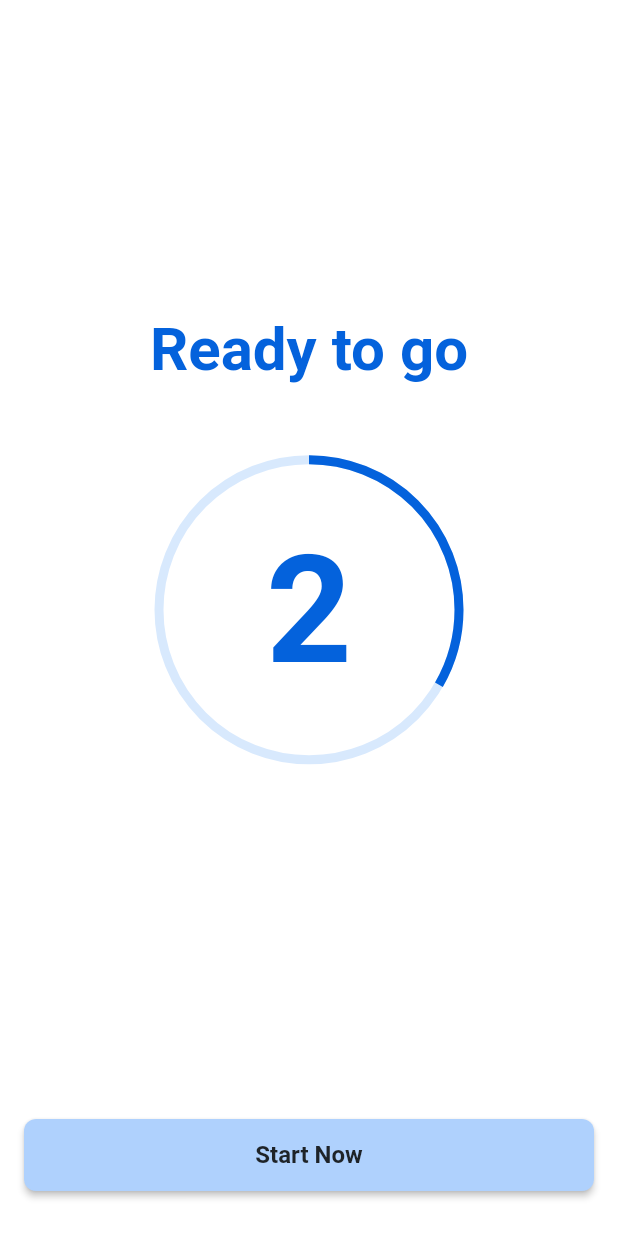
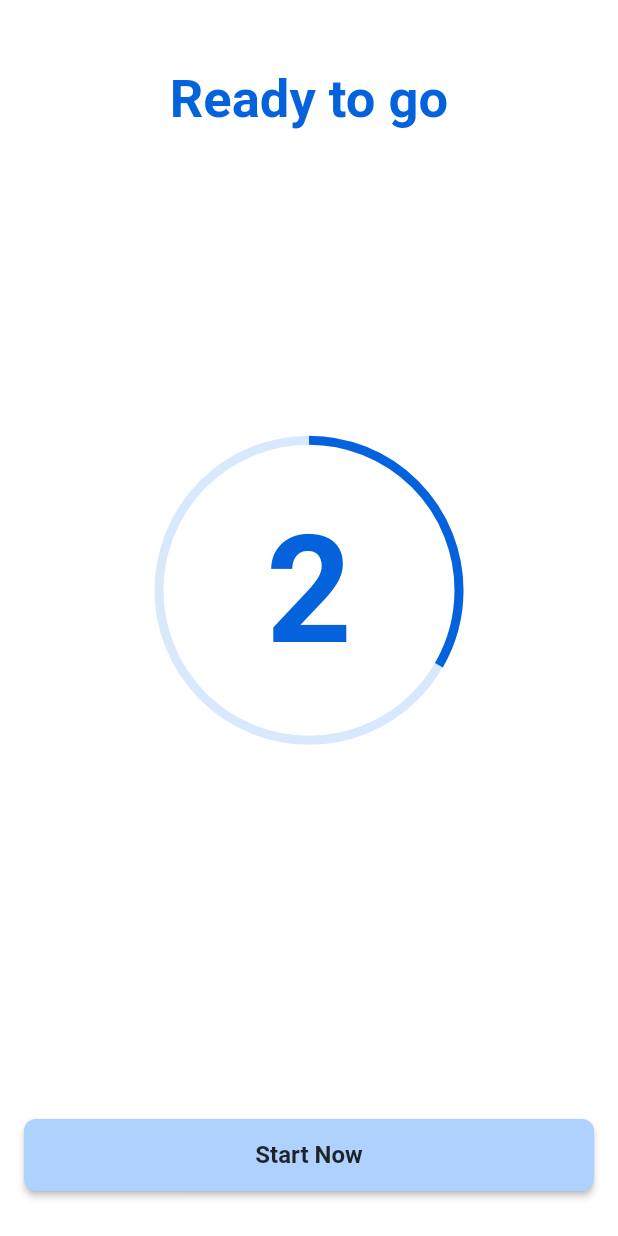
Before and after one commit to DATN-LYN/app-user-fitness, a Flutter app: the ProgramDetailPage screen opened by its route, after a tap on the "play arrow" icon, on a phone screen of 412 x 824 dp. Run offline on Flutter 3.47's test engine with Material 2 defaults, Android fonts, the phone set to English and light mode, and no system bars; our stand-ins replace adaptive_dialog, auto_route, built_collection, built_value, cached_network_image, flutter_form_builder and 13 more; missing offline and left inert: cloudinary_flutter, cloudinary_public, ferry, ferry_exec, ferry_hive_store, gql_code_builder and 5 more; accounts and stored records are empty; generated files the repository leaves out were written again; network calls fail; statements that could not run were skipped.

```diff
--- a/fitness_app/lib/global/gen/assets.gen.dart
+++ b/fitness_app/lib/global/gen/assets.gen.dart
@@ -11,6 +11,9 @@ import 'package:flutter/widgets.dart';
 
 class $AssetsImagesGen {
   const $AssetsImagesGen();
+
+  /// File path: assets/images/finish.png
+  AssetGenImage get finish => const AssetGenImage('assets/images/finish.png');
 
   /// File path: assets/images/intro1.png
   AssetGenImage get intro1 => const AssetGenImage('assets/images/intro1.png');
@@ -33,7 +36,7 @@ class $AssetsImagesGen {
 
   /// List of all assets
   List<AssetGenImage> get values =>
-      [intro1, intro2, intro3, logo, logoContainer, running];
+      [finish, intro1, intro2, intro3, logo, logoContainer, running];
 }
 
 class Assets {
--- a/fitness_app/lib/global/routers/app_router.dart
+++ b/fitness_app/lib/global/routers/app_router.dart
@@ -12,6 +12,7 @@ import 'package:fitness_app/modules/splash/splash_page.dart';
 import 'package:fitness_app/modules/type/type_detail_page.dart';
 import 'package:flutter/material.dart';
 
+import '../../modules/exercise/finish_page.dart';
 import '../../modules/intro/onboard_page.dart';
 import '../../modules/main/main_page.dart';
 
@@ -40,6 +41,7 @@ part 'app_router.gr.dart';
     AutoRoute(page: TypeDetailPage),
     AutoRoute(page: ExerciseDetailPage),
     AutoRoute(page: CountdownTimerPage),
+    AutoRoute(page: FinishPage),
   ],
 )
 class AppRouter extends _$AppRouter {}
--- a/fitness_app/lib/global/widgets/countdown_timer_page.dart
+++ b/fitness_app/lib/global/widgets/countdown_timer_page.dart
@@ -12,10 +12,12 @@ class CountdownTimerPage extends StatefulWidget {
     super.key,
     this.initialDuration = const Duration(seconds: 3),
     this.isBreak = false,
+    this.exerciseCount,
   });
 
   final Duration initialDuration;
   final bool isBreak;
+  final String? exerciseCount;
 
   @override
   State<CountdownTimerPage> createState() => _CountdownTimerPageState();
@@ -56,22 +58,38 @@ class _CountdownTimerPageState extends State<CountdownTimerPage> {
     return Scaffold(
       backgroundColor: AppColors.white,
       body: SafeArea(
-        child: Center(
+        child: Padding(
+          padding: const EdgeInsets.all(16),
           child: Column(
-            mainAxisAlignment: MainAxisAlignment.center,
+            crossAxisAlignment: widget.isBreak
+                ? CrossAxisAlignment.start
+                : CrossAxisAlignment.center,
             children: [
+              const SizedBox(height: 30),
               Text(
                 widget.isBreak
-                    ? i18n.countdown_BreakTime
+                    ? '${i18n.countdown_BreakTime},'
                     : i18n.countdown_ReadyToGo,
                 style: const TextStyle(
-                  fontSize: 40,
+                  fontSize: 35,
                   color: AppColors.primaryBold,
                   fontWeight: FontWeight.w700,
                 ),
               ),
-              const SizedBox(height: 50),
-              Stack(
+              if (widget.isBreak) ...[
+                const SizedBox(height: 8),
+                Text(
+                  i18n.countdown_WalkAround,
+                  style: const TextStyle(
+                    fontSize: 30,
+                    color: AppColors.primaryBold,
+                    fontWeight: FontWeight.w500,
+                  ),
+                ),
+              ],
+              const Spacer(),
+              Center(
+                child: Stack(
                   alignment: Alignment.center,
                   children: [
                     SizedBox.square(
@@ -97,6 +115,35 @@ class _CountdownTimerPageState extends State<CountdownTimerPage> {
                     ),
                   ],
                 ),
+              ),
+              if (widget.isBreak) ...[
+                const SizedBox(height: 32),
+                Center(
+                  child: Text(
+                    i18n.countdown_YouHaveFinishCountEx(
+                      widget.exerciseCount.toString(),
+                    ),
+                    textAlign: TextAlign.center,
+                    style: const TextStyle(
+                      color: AppColors.primaryBold,
+                      fontSize: 16,
+                      fontWeight: FontWeight.w600,
+                    ),
+                  ),
+                ),
+                Center(
+                  child: Text(
+                    i18n.countdown_DoNotForgetToDrinkWater,
+                    textAlign: TextAlign.center,
+                    style: const TextStyle(
+                      color: AppColors.primaryBold,
+                      fontSize: 16,
+                      fontWeight: FontWeight.w600,
+                    ),
+                  ),
+                ),
+              ],
+              const Spacer(),
             ],
           ),
         ),
--- a/fitness_app/lib/modules/main/modules/settings/setting_page.dart
+++ b/fitness_app/lib/modules/main/modules/settings/setting_page.dart
@@ -35,7 +35,7 @@ class _SettingPageState extends State<SettingPage> {
         values: i18n.language,
       ),
     );
-    if (data != provider.appSettings.locale.getLabel(i18n)) {
+    if (data != null && data != provider.appSettings.locale.getLabel(i18n)) {
       if (mounted) {
         if (data == i18n.language[1]) {
           provider.changeLocale(AppLocale.viVN);
--- a/fitness_app/lib/modules/main/modules/social/widgets/message_widget.dart
+++ b/fitness_app/lib/modules/main/modules/social/widgets/message_widget.dart
@@ -20,7 +20,7 @@ class MessageWidget extends StatelessWidget {
       alignment: isSender ? Alignment.centerRight : Alignment.centerLeft,
       child: Row(
         mainAxisSize: MainAxisSize.min,
-        crossAxisAlignment: CrossAxisAlignment.end,
+        crossAxisAlignment: CrossAxisAlignment.start,
         children: [
           if (!isSender) ...[
             const SizedBox(width: 8),
--- a/fitness_app/lib/modules/program/program_detail_page.dart
+++ b/fitness_app/lib/modules/program/program_detail_page.dart
@@ -112,12 +112,11 @@ class _ProgramDetailPageState extends State<ProgramDetailPage> {
                     ),
                   ),
                   const SizedBox(height: 16),
-                  ListView.separated(
+                  ListView.builder(
                     shrinkWrap: true,
                     physics: const NeverScrollableScrollPhysics(),
                     itemCount: 10,
                     itemBuilder: (_, __) => const ExerciseTile(),
-                    separatorBuilder: (_, __) => const SizedBox(height: 16),
                   ),
                 ],
               ),
--- a/fitness_app/lib/modules/program/widgets/exercise_tile.dart
+++ b/fitness_app/lib/modules/program/widgets/exercise_tile.dart
@@ -1,5 +1,6 @@
 import 'package:cached_network_image/cached_network_image.dart';
 import 'package:fitness_app/global/themes/app_colors.dart';
+import 'package:fitness_app/global/widgets/shadow_wrapper.dart';
 import 'package:flutter/material.dart';
 
 class ExerciseTile extends StatefulWidget {
@@ -12,7 +13,9 @@ class ExerciseTile extends StatefulWidget {
 class _ExerciseTileState extends State<ExerciseTile> {
   @override
   Widget build(BuildContext context) {
-    return Row(
+    return ShadowWrapper(
+      margin: const EdgeInsets.symmetric(vertical: 8),
+      child: Row(
         children: [
           ClipRRect(
             borderRadius: BorderRadius.circular(10),
@@ -53,7 +56,7 @@ class _ExerciseTileState extends State<ExerciseTile> {
                 children: const [
                   Icon(
                     Icons.access_time_filled,
-                  size: 16,
+                    size: 18,
                     color: AppColors.grey5,
                   ),
                   SizedBox(width: 4),
@@ -63,6 +66,7 @@ class _ExerciseTileState extends State<ExerciseTile> {
             ],
           )
         ],
+      ),
     );
   }
 }
```
Also changed, not shown: fitness_app/assets/locales/en-US.json (+8 -1 lines), fitness_app/assets/locales/vi-VN.json (+8 -1 lines), fitness_app/lib/global/gen/i18n.dart (+25 -0 lines), fitness_app/lib/global/widgets/loading_overlay.dart (added, +30 -0 lines), fitness_app/lib/modules/exercise/exercise_detail_page.dart (+31 -13 lines), fitness_app/lib/modules/exercise/finish_page.dart (added, +107 -0 lines), fitness_app/assets/images/finish.png (added), fitness_app/lib/global/routers/app_router.gr.dart. Lines whose indentation alone changed are shown as unchanged.
